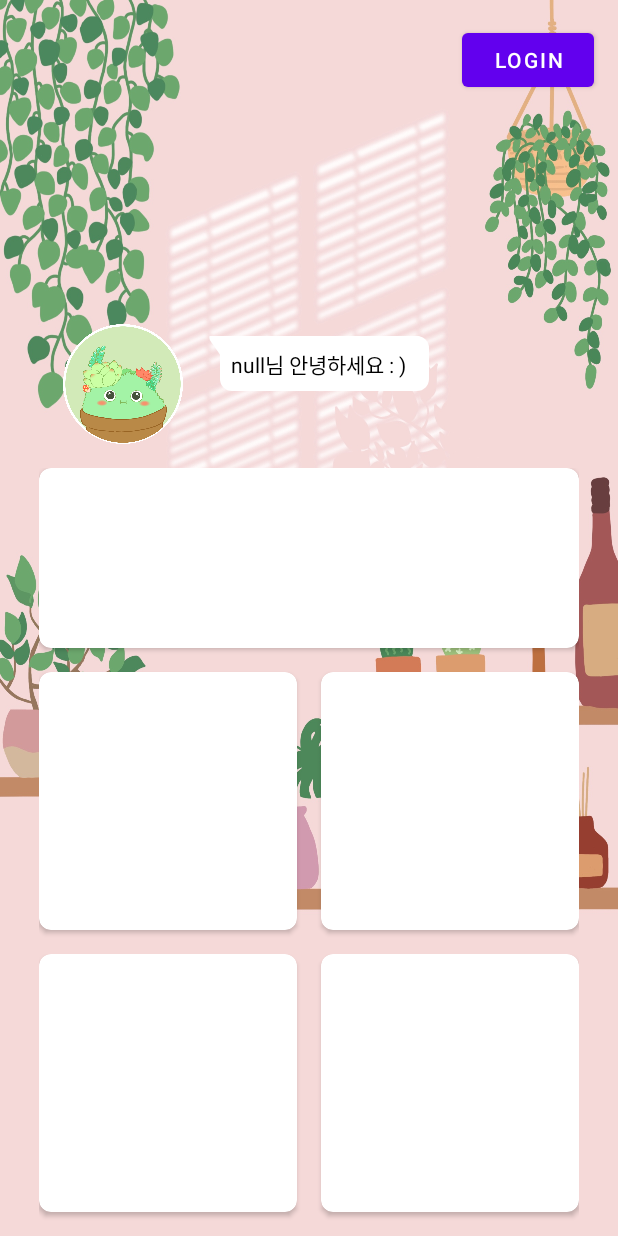
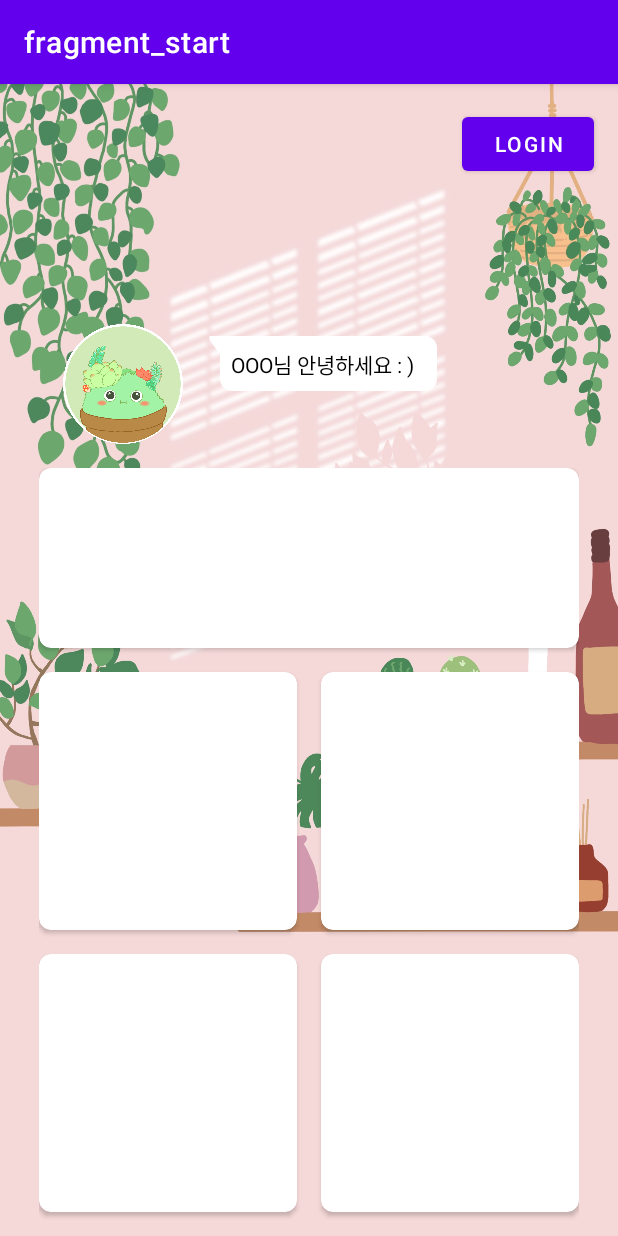
Before and after one commit to gdscewha-3rd/Project-Community, an Android app: the screen it shows after launch (MainActivity), on a phone screen of 412 x 824 dp. Run offline under Robolectric (Android 15) with nearby library versions, the phone set to English and light mode, and no system bars; our stand-ins replace data binding, navigation-ui.

Commit message:
fragment로 연결 (메인, 챗봇)

```diff
--- a/app/src/main/AndroidManifest.xml
+++ b/app/src/main/AndroidManifest.xml
@@ -18,7 +18,6 @@
             android:exported="true">
             <intent-filter>
                 <action android:name="android.intent.action.MAIN" />
-
                 <category android:name="android.intent.category.LAUNCHER" />
             </intent-filter>
         </activity>
--- a/app/src/main/java/com/example/leafy2/MainActivity.kt
+++ b/app/src/main/java/com/example/leafy2/MainActivity.kt
@@ -6,24 +6,33 @@ import android.os.Bundle
 import android.view.View
 import android.view.inputmethod.InputBinding
 import android.widget.Button
+import androidx.navigation.NavController
+import androidx.navigation.fragment.NavHostFragment
+import androidx.navigation.ui.setupActionBarWithNavController
 import com.example.leafy2.databinding.ActivityMainBinding
 import com.example.leafy2.login.AuthActivity
 
-class MainActivity : AppCompatActivity() {
+class MainActivity : AppCompatActivity(R.layout.activity_main) {
 
-    lateinit var binding: ActivityMainBinding
+    private lateinit var navController: NavController
+
+
     override fun onCreate(savedInstanceState: Bundle?) {
         super.onCreate(savedInstanceState)
-        binding = ActivityMainBinding.inflate(layoutInflater)
-        setContentView(binding.root)
+
+        val navHostFragment = supportFragmentManager
+            .findFragmentById(R.id.nav_host_fragment) as NavHostFragment
+
+        navController = navHostFragment.navController
+
+        setupActionBarWithNavController(navController)
 
 
-        binding.toLoginBtn.setOnClickListener{
-            val intent = Intent(this, AuthActivity::class.java)
-            startActivity(intent)
-        }
 
-        binding.greetingTv.setText(MyApplication.username+"님 안녕하세요 : )")
+    }
+
+    override fun onSupportNavigateUp(): Boolean {
+        return navController.navigateUp() || super.onSupportNavigateUp()
     }
 
 }
--- /dev/null
+++ b/app/src/main/java/com/example/leafy2/StartFragment.kt
@@ -0,0 +1,50 @@
+package com.example.leafy2
+
+import android.content.Intent
+import android.os.Bundle
+import android.view.LayoutInflater
+import androidx.fragment.app.Fragment
+import android.view.View
+import android.view.ViewGroup
+import androidx.navigation.fragment.findNavController
+import com.example.leafy2.databinding.FragmentStartBinding
+import com.example.leafy2.login.AuthActivity
+
+
+class StartFragment : Fragment() {
+
+    private var binding: FragmentStartBinding?= null
+
+    override fun onCreate(savedInstanceState: Bundle?) {
+        super.onCreate(savedInstanceState)
+
+    }
+
+    override fun onCreateView(
+        inflater: LayoutInflater, container: ViewGroup?,
+        savedInstanceState: Bundle?
+    ): View? {
+        val fragmentBinding = FragmentStartBinding.inflate(inflater, container, false)
+        binding = fragmentBinding
+        return fragmentBinding.root
+    }
+
+    override fun onViewCreated(view: View, savedInstanceState: Bundle?) {
+        super.onViewCreated(view, savedInstanceState)
+
+        binding?.startFragment = this
+    }
+
+    fun goToChatbotFragment(){
+        findNavController().navigate(R.id.action_startFragment_to_chatbotFragment)
+    }
+
+    fun setGreetingText(){
+        binding?.greetingTv?.setText(MyApplication.username+"님 안녕하세요 : )")
+    }
+
+    fun goToLoginActivity(){
+//        val intent = Intent(activity, AuthActivity::class.java)
+//        startActivity(intent)
+    }
+}
--- /dev/null
+++ b/app/src/main/java/com/example/leafy2/chatbot/ChatbotFragment.kt
@@ -0,0 +1,30 @@
+package com.example.leafy2.chatbot
+
+import android.os.Bundle
+import androidx.fragment.app.Fragment
+import android.view.LayoutInflater
+import android.view.View
+import android.view.ViewGroup
+import com.example.leafy2.R
+import com.example.leafy2.databinding.FragmentChatbotBinding
+
+
+class ChatbotFragment : Fragment() {
+    private var _binding: FragmentChatbotBinding?= null
+    private val binding get() = _binding!!
+
+    override fun onCreate(savedInstanceState: Bundle?) {
+        super.onCreate(savedInstanceState)
+        setHasOptionsMenu(true)
+    }
+
+    override fun onCreateView(
+        inflater: LayoutInflater,
+        container: ViewGroup?,
+        savedInstanceState: Bundle?
+    ): View? {
+        _binding = FragmentChatbotBinding.inflate(inflater, container, false)
+        val view = binding.root
+        return view
+    }
+}
--- a/app/src/main/res/layout/activity_main.xml
+++ b/app/src/main/res/layout/activity_main.xml
@@ -4,121 +4,21 @@
     xmlns:tools="http://schemas.android.com/tools"
     android:layout_width="match_parent"
     android:layout_height="match_parent"
-    android:background="@drawable/bg_main"
     tools:context=".MainActivity">
 
-
-    <Button
-        android:id="@+id/to_login_btn"
-        android:layout_width="wrap_content"
-        android:layout_height="wrap_content"
-        android:layout_margin="16dp"
-        android:text="Login"
-        app:layout_constraintEnd_toEndOf="parent"
-        app:layout_constraintTop_toTopOf="parent" />
-
-    <androidx.constraintlayout.widget.ConstraintLayout
-        android:id="@+id/main_container"
-        android:layout_width="360dp"
-        android:layout_height="wrap_content"
-        android:padding="16dp"
-        app:layout_constraintBottom_toTopOf="@+id/constraintLayout"
-        app:layout_constraintEnd_toEndOf="parent"
-        app:layout_constraintStart_toStartOf="parent">
-
-        <ImageView
-            android:id="@+id/imageView"
-            android:layout_width="80dp"
-            android:layout_height="80dp"
-            android:src="@drawable/leafy_round"
-            app:layout_constraintStart_toStartOf="parent"
-            app:layout_constraintTop_toTopOf="parent" />
-
-        <TextView
-            android:id="@+id/greeting_tv"
-            android:layout_width="0dp"
-            android:layout_height="wrap_content"
-            android:layout_marginLeft="16dp"
-            android:layout_marginTop="8dp"
-            android:background="@drawable/bubble_left"
-            android:lineSpacingExtra="2dp"
-            android:paddingVertical="8dp"
-            android:paddingHorizontal="16dp"
-            android:textColor="@color/black"
-            app:layout_constraintStart_toEndOf="@+id/imageView"
-            app:layout_constraintTop_toTopOf="parent"
-            tools:text="개발자님 안녕하세요 : )" />
-
-    </androidx.constraintlayout.widget.ConstraintLayout>
-
-    <androidx.constraintlayout.widget.ConstraintLayout
-        android:id="@+id/constraintLayout"
-        android:layout_width="360dp"
-        android:layout_height="wrap_content"
+    <androidx.fragment.app.FragmentContainerView
+        android:id="@+id/nav_host_fragment"
+        android:name="androidx.navigation.fragment.NavHostFragment"
+        android:layout_width="0dp"
+        android:layout_height="0dp"
+        app:defaultNavHost="true"
         app:layout_constraintBottom_toBottomOf="parent"
         app:layout_constraintEnd_toEndOf="parent"
-        app:layout_constraintStart_toStartOf="parent">
+        app:layout_constraintStart_toStartOf="parent"
+        app:layout_constraintTop_toTopOf="parent"
+        app:navGraph="@navigation/nav_graph">
 
-        <androidx.cardview.widget.CardView
-            android:layout_width="@dimen/rect_cardview"
-            android:layout_height="120dp"
-            android:layout_margin="16dp"
-            app:cardCornerRadius="8dp"
-            app:layout_constraintBottom_toTopOf="@+id/to_diagnose"
-            app:layout_constraintEnd_toEndOf="parent"
-            app:layout_constraintStart_toStartOf="parent">
-
-        </androidx.cardview.widget.CardView>
-
-        <androidx.cardview.widget.CardView
-            android:id="@+id/to_diagnose"
-            android:layout_width="@dimen/square_cardview"
-            android:layout_height="@dimen/square_cardview"
-            android:layout_marginRight="16dp"
-            android:layout_marginBottom="16dp"
-            app:cardCornerRadius="8dp"
-
-            app:layout_constraintBottom_toTopOf="@+id/to_calendar"
-            app:layout_constraintStart_toStartOf="parent">
-
-        </androidx.cardview.widget.CardView>
-
-        <androidx.cardview.widget.CardView
-            android:id="@+id/to_chat"
-            android:layout_width="@dimen/square_cardview"
-            android:layout_height="@dimen/square_cardview"
-            android:layout_marginVertical="16dp"
-            app:cardCornerRadius="8dp"
-
-            app:layout_constraintBottom_toTopOf="@+id/to_news"
-            app:layout_constraintEnd_toEndOf="parent">
-
-        </androidx.cardview.widget.CardView>
-
-        <androidx.cardview.widget.CardView
-            android:id="@+id/to_calendar"
-            android:layout_width="@dimen/square_cardview"
-            android:layout_height="@dimen/square_cardview"
-            android:layout_marginRight="16dp"
-            android:layout_marginVertical="16dp"
-            app:cardCornerRadius="8dp"
-            app:layout_constraintBottom_toBottomOf="parent"
-            app:layout_constraintStart_toStartOf="parent">
-
-        </androidx.cardview.widget.CardView>
-
-        <androidx.cardview.widget.CardView
-            android:id="@+id/to_news"
-            android:layout_width="@dimen/square_cardview"
-            android:layout_height="@dimen/square_cardview"
-            android:layout_marginVertical="16dp"
-            app:cardCornerRadius="8dp"
-            app:layout_constraintBottom_toBottomOf="parent"
-            app:layout_constraintEnd_toEndOf="parent">
-
-        </androidx.cardview.widget.CardView>
+    </androidx.fragment.app.FragmentContainerView>
 
 
-    </androidx.constraintlayout.widget.ConstraintLayout>
-
 </androidx.constraintlayout.widget.ConstraintLayout>
--- /dev/null
+++ b/app/src/main/res/layout/fragment_chatbot.xml
@@ -0,0 +1,14 @@
+<?xml version="1.0" encoding="utf-8"?>
+<FrameLayout xmlns:android="http://schemas.android.com/apk/res/android"
+    xmlns:tools="http://schemas.android.com/tools"
+    android:layout_width="match_parent"
+    android:layout_height="match_parent"
+    tools:context=".chatbot.ChatbotFragment">
+
+    <!-- TODO: Update blank fragment layout -->
+    <TextView
+        android:layout_width="match_parent"
+        android:layout_height="match_parent"
+        android:text="@string/hello_blank_fragment" />
+
+</FrameLayout>
--- /dev/null
+++ b/app/src/main/res/layout/fragment_start.xml
@@ -0,0 +1,133 @@
+<?xml version="1.0" encoding="utf-8"?>
+<layout xmlns:android="http://schemas.android.com/apk/res/android"
+    xmlns:app="http://schemas.android.com/apk/res-auto"
+    xmlns:tools="http://schemas.android.com/tools"
+
+    tools:context=".StartFragment">
+
+    <data>
+        <variable
+            name="startFragment"
+            type="com.example.leafy2.StartFragment" />
+    </data>
+
+    <androidx.constraintlayout.widget.ConstraintLayout
+        android:layout_width="match_parent"
+        android:layout_height="match_parent"
+        android:background="@drawable/bg_main">
+
+        <Button
+            android:id="@+id/to_login_btn"
+            android:layout_width="wrap_content"
+            android:layout_height="wrap_content"
+            android:layout_margin="16dp"
+            android:text="Login"
+            android:onClick="@{() -> startFragment.goToLoginActivity()"
+            app:layout_constraintEnd_toEndOf="parent"
+            app:layout_constraintTop_toTopOf="parent" />
+
+        <androidx.constraintlayout.widget.ConstraintLayout
+            android:id="@+id/main_container"
+            android:layout_width="360dp"
+            android:layout_height="wrap_content"
+            android:padding="16dp"
+            app:layout_constraintBottom_toTopOf="@+id/constraintLayout"
+            app:layout_constraintEnd_toEndOf="parent"
+            app:layout_constraintStart_toStartOf="parent">
+
+            <ImageView
+                android:id="@+id/imageView"
+                android:layout_width="80dp"
+                android:layout_height="80dp"
+                android:src="@drawable/leafy_round"
+                app:layout_constraintStart_toStartOf="parent"
+                app:layout_constraintTop_toTopOf="parent" />
+
+            <TextView
+                android:id="@+id/greeting_tv"
+                android:layout_width="0dp"
+                android:layout_height="wrap_content"
+                android:layout_marginLeft="16dp"
+                android:layout_marginTop="8dp"
+                android:background="@drawable/bubble_left"
+                android:lineSpacingExtra="2dp"
+                android:paddingVertical="8dp"
+                android:paddingHorizontal="16dp"
+                android:textColor="@color/black"
+                android:text="OOO님 안녕하세요 : )"
+                app:layout_constraintStart_toEndOf="@+id/imageView"
+                app:layout_constraintTop_toTopOf="parent"
+                tools:text="개발자님 안녕하세요 : )" />
+
+        </androidx.constraintlayout.widget.ConstraintLayout>
+
+        <androidx.constraintlayout.widget.ConstraintLayout
+            android:id="@+id/constraintLayout"
+            android:layout_width="360dp"
+            android:layout_height="wrap_content"
+            app:layout_constraintBottom_toBottomOf="parent"
+            app:layout_constraintEnd_toEndOf="parent"
+            app:layout_constraintStart_toStartOf="parent">
+
+            <androidx.cardview.widget.CardView
+                android:layout_width="@dimen/rect_cardview"
+                android:layout_height="120dp"
+                android:layout_margin="16dp"
+                app:cardCornerRadius="8dp"
+                app:layout_constraintBottom_toTopOf="@+id/to_diagnose"
+                app:layout_constraintEnd_toEndOf="parent"
+                app:layout_constraintStart_toStartOf="parent">
+
+            </androidx.cardview.widget.CardView>
+
+            <androidx.cardview.widget.CardView
+                android:id="@+id/to_diagnose"
+                android:layout_width="@dimen/square_cardview"
+                android:layout_height="@dimen/square_cardview"
+                android:layout_marginRight="16dp"
+                android:layout_marginBottom="16dp"
+                app:cardCornerRadius="8dp"
+
+                app:layout_constraintBottom_toTopOf="@+id/to_calendar"
+                app:layout_constraintStart_toStartOf="parent">
+
+            </androidx.cardview.widget.CardView>
+
+            <androidx.cardview.widget.CardView
+                android:id="@+id/to_chat"
+                android:layout_width="@dimen/square_cardview"
+                android:layout_height="@dimen/square_cardview"
+                android:layout_marginVertical="16dp"
+                android:onClick="@{() -> startFragment.goToChatbotFragment()}"
+                app:cardCornerRadius="8dp"
+                app:layout_constraintBottom_toTopOf="@+id/to_news"
+                app:layout_constraintEnd_toEndOf="parent">
+
+            </androidx.cardview.widget.CardView>
+
+            <androidx.cardview.widget.CardView
+                android:id="@+id/to_calendar"
+                android:layout_width="@dimen/square_cardview"
+                android:layout_height="@dimen/square_cardview"
+                android:layout_marginRight="16dp"
+                android:layout_marginVertical="16dp"
+                app:cardCornerRadius="8dp"
+                app:layout_constraintBottom_toBottomOf="parent"
+                app:layout_constraintStart_toStartOf="parent">
+
+            </androidx.cardview.widget.CardView>
+
+            <androidx.cardview.widget.CardView
+                android:id="@+id/to_news"
+                android:layout_width="@dimen/square_cardview"
+                android:layout_height="@dimen/square_cardview"
+                android:layout_marginVertical="16dp"
+                app:cardCornerRadius="8dp"
+                app:layout_constraintBottom_toBottomOf="parent"
+                app:layout_constraintEnd_toEndOf="parent">
+
+            </androidx.cardview.widget.CardView>
+        </androidx.constraintlayout.widget.ConstraintLayout>
+    </androidx.constraintlayout.widget.ConstraintLayout>
+
+</layout>
--- /dev/null
+++ b/app/src/main/res/navigation/nav_graph.xml
@@ -0,0 +1,22 @@
+<?xml version="1.0" encoding="utf-8"?>
+<navigation xmlns:android="http://schemas.android.com/apk/res/android"
+    xmlns:app="http://schemas.android.com/apk/res-auto"
+    xmlns:tools="http://schemas.android.com/tools"
+    android:id="@+id/nav_graph"
+    app:startDestination="@id/startFragment">
+
+    <fragment
+        android:id="@+id/chatbotFragment"
+        android:name="com.example.leafy2.chatbot.ChatbotFragment"
+        android:label="fragment_chatbot"
+        tools:layout="@layout/fragment_chatbot" />
+    <fragment
+        android:id="@+id/startFragment"
+        android:name="com.example.leafy2.StartFragment"
+        android:label="fragment_start"
+        tools:layout="@layout/fragment_start" >
+        <action
+            android:id="@+id/action_startFragment_to_chatbotFragment"
+            app:destination="@id/chatbotFragment" />
+    </fragment>
+</navigation>
--- a/app/src/main/res/values-night/themes.xml
+++ b/app/src/main/res/values-night/themes.xml
@@ -1,6 +1,6 @@
 <resources xmlns:tools="http://schemas.android.com/tools">
     <!-- Base application theme. -->
-    <style name="Theme.LEAFY2" parent="Theme.MaterialComponents.DayNight.NoActionBar">
+    <style name="Theme.LEAFY2" parent="Theme.MaterialComponents.DayNight.DarkActionBar">
         <!-- Primary brand color. -->
         <item name="colorPrimary">@color/purple_200</item>
         <item name="colorPrimaryVariant">@color/purple_700</item>
--- a/app/src/main/res/values/strings.xml
+++ b/app/src/main/res/values/strings.xml
@@ -13,5 +13,7 @@
     <string name="authentication_incomplete">Email authentication is not completed</string>
     <string name="login_failed">Failed to login</string>
     <string name="login_success">Successfully loged in</string>
+    <!-- TODO: Remove or change this placeholder text -->
+    <string name="hello_blank_fragment">Hello blank fragment</string>
 
 </resources>
--- a/app/src/main/res/values/themes.xml
+++ b/app/src/main/res/values/themes.xml
@@ -1,6 +1,6 @@
 <resources xmlns:tools="http://schemas.android.com/tools">
     <!-- Base application theme. -->
-    <style name="Theme.LEAFY2" parent="Theme.MaterialComponents.DayNight.NoActionBar">
+    <style name="Theme.LEAFY2" parent="Theme.MaterialComponents.DayNight.DarkActionBar">
         <!-- Primary brand color. -->
         <item name="colorPrimary">@color/purple_500</item>
         <item name="colorPrimaryVariant">@color/purple_700</item>
```
Also changed, not shown: app/build.gradle (+11 -0 lines).
